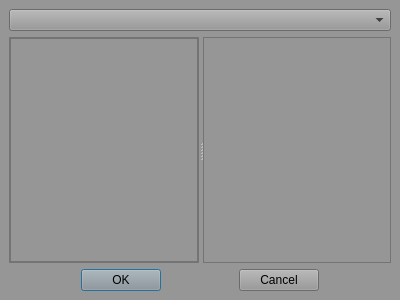
Qt form widget/editor/qwmiconselector.ui (alleindrach/QWellMan) before a commit.
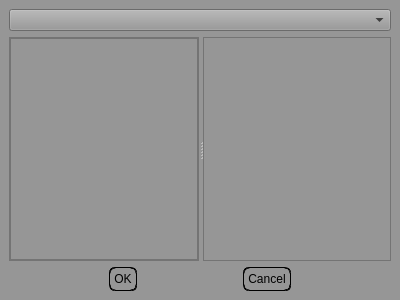
The same form after that commit.

```diff
--- a/widget/editor/qwmiconselector.ui
+++ b/widget/editor/qwmiconselector.ui
@@ -101,7 +101,8 @@
            </sizepolicy>
           </property>
           <property name="styleSheet">
-           <string notr="true">color:black;</string>
+           <string notr="true">color:black;
+border:1px  groove  black;border-radius:6px;padding:4px 4px;</string>
           </property>
           <property name="text">
            <string>OK</string>
@@ -117,7 +118,8 @@
            </sizepolicy>
           </property>
           <property name="styleSheet">
-           <string notr="true">color:black;</string>
+           <string notr="true">color:black;
+border:1px  groove  black;border-radius:6px;padding:4px 4px;</string>
           </property>
           <property name="text">
            <string>Cancel</string>
```
